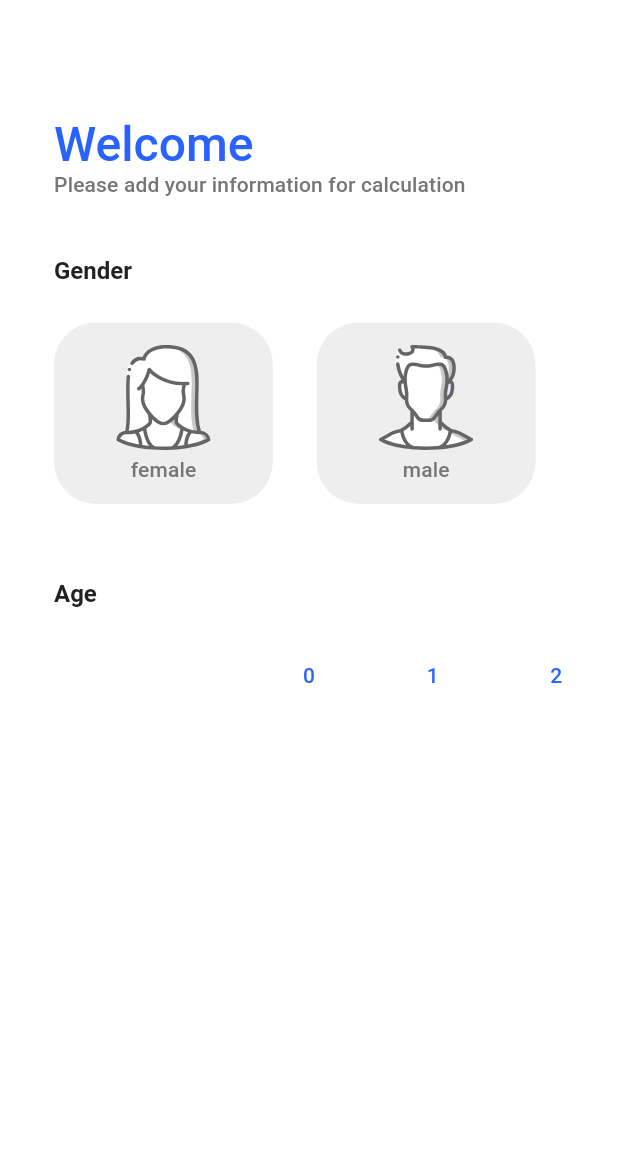
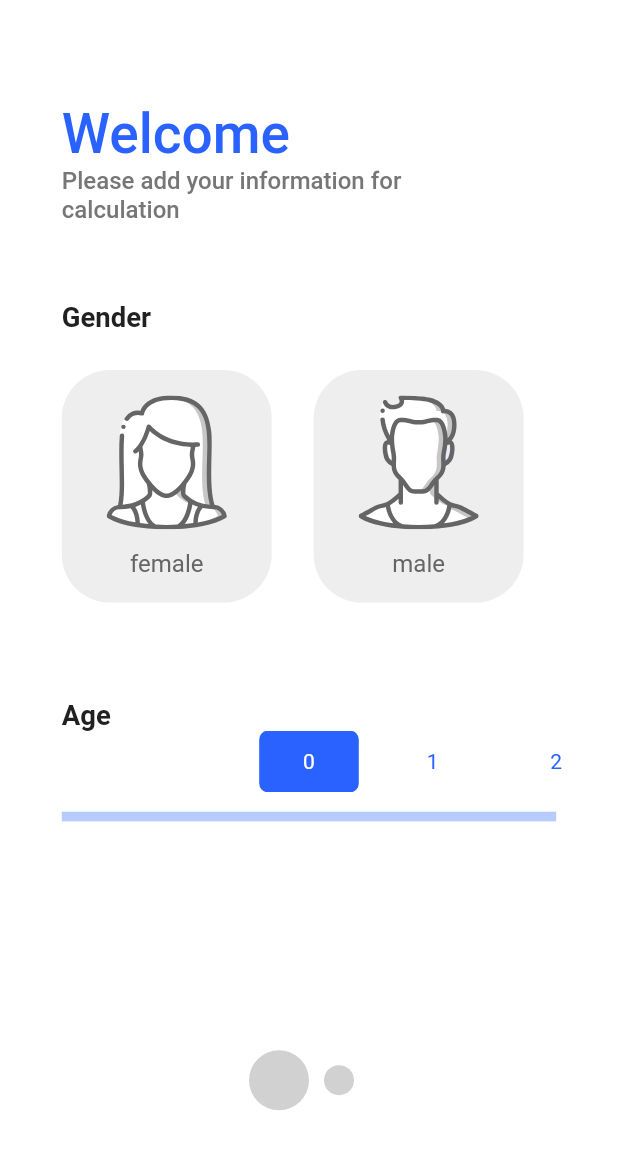
Before and after one commit to samiraliyev/Flutter-BMI-Calculator, a Flutter app: the screen it shows after launch, on a phone screen of 412 x 824 dp. Shown: the top 1149 px of the screen. Run offline on Flutter 3.47's test engine with Material 2 defaults, Android fonts, the phone set to English and light mode, and no system bars; our stand-ins replace flutter_svg, google_fonts; Roboto replaces fonts that are missing (Heebo).

Commit message:
responsiveness is fixed, value selector added

```diff
--- a/lib/main.dart
+++ b/lib/main.dart
@@ -1,7 +1,7 @@
-import 'package:bmi_calculator/ui/pages/add_date_page.dart';
 import 'package:bmi_calculator/ui/pages/splash_page.dart';
 import 'package:bmi_calculator/ui/router.dart';
 import 'package:bmi_calculator/ui/shared/colors.dart';
+import 'package:bmi_calculator/ui/size_config.dart';
 import 'package:flutter/material.dart';
 import 'package:flutter/services.dart';
 import 'package:google_fonts/google_fonts.dart';
@@ -35,39 +35,12 @@ class MyApp extends StatelessWidget {
         brightness: Brightness.dark,
         primarySwatch: Colors.orange,
       ),
-      theme: ThemeData(
-        brightness: Brightness.light,
-        primaryColor: AppColors.primaryColor,
-        accentColor: AppColors.accentColor,
-        textTheme: TextTheme(
-          display1: GoogleFonts.heebo(
-            color: AppColors.primaryColor,
-            fontSize: 80,
-            fontWeight: FontWeight.w700,
-            height: 0.9,
-          ),
-          body1: GoogleFonts.heebo(
-            color: AppColors.secondaryColor,
-            fontSize: 31,
-            fontWeight: FontWeight.w500,
-          ),
-          title: GoogleFonts.heebo(
-            color: AppColors.primaryColor,
-            fontSize: 32,
-            fontWeight: FontWeight.w500,
-          ),
-          subtitle: GoogleFonts.heebo(
-            color: AppColors.subtitleColor,
-            fontSize: 14,
-          ),
-          subhead: GoogleFonts.heebo(
-            color: AppColors.subheadColor,
-            fontSize: 16,
-            fontWeight: FontWeight.bold,
-          ),
-        ),
-      ),
-      home: SplashPage(),
+      home: LayoutBuilder(builder: (context, constraints) {
+        return OrientationBuilder(builder: (context, orientation) {
+          SizeConfig().init(constraints, orientation, context);
+          return SplashPage();
+        });
+      }),
       onGenerateRoute: onGenerateRoute,
     );
   }
--- a/lib/ui/pages/onboarding_page.dart
+++ b/lib/ui/pages/onboarding_page.dart
@@ -1,7 +1,9 @@
 import 'package:bmi_calculator/ui/shared/colors.dart';
+import 'package:bmi_calculator/ui/widgets/dots_indicator.dart';
+import 'package:bmi_calculator/ui/widgets/onboarding_first_page.dart';
+import 'package:bmi_calculator/ui/widgets/onboarding_second_page.dart';
 import 'package:bmi_calculator/ui/widgets/onboarding_top.dart';
 import 'package:flutter/material.dart';
-import 'package:flutter_svg/flutter_svg.dart';
 
 class OnBoardingPage extends StatefulWidget {
   @override
@@ -9,17 +11,14 @@ class OnBoardingPage extends StatefulWidget {
 }
 
 class _OnBoardingPageState extends State<OnBoardingPage> {
-  ScrollController _scrollController;
+  PageController _pageController;
 
   @override
   void initState() {
-    _scrollController = PageController(
-      viewportFraction: 0.2,
-      keepPage: true,
+    super.initState();
+    _pageController = PageController(
+      initialPage: 0,
     );
-
-    _scrollController.addListener(() {});
-    super.initState();
   }
 
   @override
@@ -31,126 +30,24 @@ class _OnBoardingPageState extends State<OnBoardingPage> {
           crossAxisAlignment: CrossAxisAlignment.start,
           children: <Widget>[
             OnBoardingTop(),
-            _buildGenderSelector(context),
-            _buildAgeSelector(context),
-          ],
-        ),
-      ),
-    );
-  }
-
-  Widget _numberItem(int number, [bool isSelected = false]) {
-    return Container(
-      padding: EdgeInsets.symmetric(
-        horizontal: 16,
-        vertical: 8,
-      ),
-      decoration: BoxDecoration(
-        color: isSelected ? AppColors.primaryColor : AppColors.backgroundColor,
-        borderRadius: BorderRadius.circular(6),
-      ),
-      child: Center(
-        child: Text(
-          '$number',
-          style: TextStyle(
-            fontSize: 14,
-            color:
-                isSelected ? AppColors.backgroundColor : AppColors.primaryColor,
-          ),
-        ),
-      ),
-    );
-  }
-
-  Widget _buildAgeSelector(BuildContext context) {
-    return Column(
-      crossAxisAlignment: CrossAxisAlignment.start,
-      children: <Widget>[
-        Padding(
-          padding: const EdgeInsets.only(
-            left: 36,
-          ),
-          child: Text(
-            'Age',
-            style: Theme.of(context).textTheme.subhead,
-          ),
-        ),
-        SizedBox(
-          height: 25,
-        ),
-        Container(
-          height: 40,
-          child: PageView(
-            controller: _scrollController,
-            reverse: false,
-            scrollDirection: Axis.horizontal,
-            physics: BouncingScrollPhysics(),
-            children: List.generate(
-              100,
-              (index) => Padding(
-                padding: EdgeInsets.symmetric(horizontal: 8, vertical: 0),
-                child: _numberItem(index),
+            Expanded(
+              flex: 2,
+              child: PageView(
+                controller: _pageController,
+                children: <Widget>[
+                  OnBoardingFirstPage(),
+                  OnBoardingSecondPage(),
+                ],
               ),
             ),
-          ),
-        ),
-      ],
-    );
-  }
-
-  Widget _buildGenderSelector(BuildContext context) {
-    return Container(
-      margin: EdgeInsets.only(
-        left: 36,
-        right: 55,
-      ),
-      child: Column(
-        crossAxisAlignment: CrossAxisAlignment.start,
-        children: <Widget>[
-          Text(
-            'Gender',
-            style: Theme.of(context).textTheme.subhead,
-          ),
-          SizedBox(
-            height: 25,
-          ),
-          Row(
-            children: <Widget>[
-              _genderBox(context),
-              Expanded(
-                child: SizedBox(),
+            Expanded(
+              child: Center(
+                child: DotsIndicator(
+                  controller: _pageController,
+                  color: AppColors.dotColor,
+                  itemCount: 2,
+                ),
               ),
-              _genderBox(context, true),
-            ],
-          ),
-        ],
-      ),
-    );
-  }
-
-  Widget _genderBox(BuildContext context, [bool isMale = false]) {
-    return Expanded(
-      flex: 5,
-      child: Container(
-        margin: EdgeInsets.only(bottom: 50),
-        padding: EdgeInsets.all(15),
-        decoration: BoxDecoration(
-          color: AppColors.boxBackground,
-          borderRadius: BorderRadius.circular(28),
-        ),
-        child: Column(
-          children: <Widget>[
-            SvgPicture.asset(
-              isMale ? 'assets/male.svg' : 'assets/female.svg',
-              width: 70,
-              height: 70,
-            ),
-            SizedBox(
-              height: 5,
-            ),
-            Text(
-              isMale ? 'male' : 'female',
-              style: Theme.of(context).textTheme.subtitle,
             ),
           ],
         ),
--- a/lib/ui/pages/splash_page.dart
+++ b/lib/ui/pages/splash_page.dart
@@ -2,6 +2,7 @@ import 'dart:async';
 
 import 'package:bmi_calculator/constants/routes.dart';
 import 'package:bmi_calculator/ui/shared/colors.dart';
+import 'package:bmi_calculator/ui/shared/fonts.dart';
 import 'package:flutter/material.dart';
 
 class SplashPage extends StatefulWidget {
@@ -36,11 +37,11 @@ class _SplashPageState extends State<SplashPage> {
           ),
           text: TextSpan(
             text: 'BMI\n',
-            style: Theme.of(context).textTheme.display1,
+            style: AppFonts.largeFontStyle,
             children: [
               TextSpan(
                 text: 'Calculator',
-                style: Theme.of(context).textTheme.body1,
+                style: AppFonts.mediumFontStyle,
               ),
             ],
           ),
--- a/lib/ui/shared/colors.dart
+++ b/lib/ui/shared/colors.dart
@@ -9,4 +9,6 @@ class AppColors {
   static const subtitleColor = Color.fromRGBO(118, 118, 118, 1);
   static const subheadColor = Color.fromRGBO(33, 33, 33, 1);
   static const boxBackground = Color.fromRGBO(238, 238, 238, 1);
+  static const genderTextColor = Color.fromRGBO(101, 101, 101, 1);
+  static const dotColor = Color.fromRGBO(209, 209, 209, 1);
 }
--- /dev/null
+++ b/lib/ui/shared/fonts.dart
@@ -0,0 +1,75 @@
+import 'package:flutter/widgets.dart';
+import 'package:google_fonts/google_fonts.dart';
+import '../size_config.dart';
+import 'colors.dart';
+
+class AppFonts {
+  ///
+  /// * fontSize: 80
+  /// * color: primaryColor
+  ///
+  static final largeFontStyle = GoogleFonts.heebo(
+    color: AppColors.primaryColor,
+    fontSize: SizeConfig.textMultiplier * 22.222,
+    fontWeight: FontWeight.w700,
+    height: 0.9,
+  );
+
+  ///
+  /// * fontSize: 31
+  /// * color: secondaryColor
+  ///
+  static final mediumFontStyle = GoogleFonts.heebo(
+    color: AppColors.secondaryColor,
+    fontSize: SizeConfig.textMultiplier * 8.611,
+    fontWeight: FontWeight.w500,
+  );
+
+  ///
+  /// * fontSize: 32
+  /// * color: primaryColor
+  ///
+  static final mediumFontStyleV2 = GoogleFonts.heebo(
+    color: AppColors.primaryColor,
+    fontSize: SizeConfig.textMultiplier * 8.888,
+    fontWeight: FontWeight.w500,
+  );
+
+  ///
+  /// * fontSize: 15
+  /// * color: subheadColor
+  ///
+  static final normalFontStyle = GoogleFonts.heebo(
+    color: AppColors.subheadColor,
+    fontSize: SizeConfig.textMultiplier * 4.166,
+    fontWeight: FontWeight.bold,
+  );
+
+  ///
+  /// * fontSize: 16
+  /// * color: subheadColor
+  ///
+  static final normalFontStyleV2 = GoogleFonts.heebo(
+    color: AppColors.subheadColor,
+    fontSize: SizeConfig.textMultiplier * 4.444,
+    fontWeight: FontWeight.bold,
+  );
+
+  ///
+  /// * fontSize: 14
+  /// * color: subtitleColor
+  ///
+  static final tinyTextStyle = GoogleFonts.heebo(
+    fontSize: SizeConfig.textMultiplier * 3.888,
+    color: AppColors.subtitleColor,
+  );
+
+  ///
+  /// * fontSize: 14
+  /// * color: genderTextColor
+  ///
+  static final tinyTextStyleV2 = GoogleFonts.heebo(
+    fontSize: SizeConfig.textMultiplier * 3.888,
+    color: AppColors.genderTextColor,
+  );
+}
--- /dev/null
+++ b/lib/ui/size_config.dart
@@ -0,0 +1,52 @@
+import 'package:flutter/widgets.dart';
+
+class SizeConfig {
+  static double screenWidth;
+
+  static double screenHeight;
+
+  static double widthMultiplier = 0;
+
+  static double heightMultiplier = 0;
+
+  static double textMultiplier;
+
+  static double imageSizeMultiplier;
+
+  static bool isPortrait = true;
+
+  static bool isMobilePortrait = false;
+
+  static double textScaleFactor = 0;
+
+  void init(BoxConstraints constraints, Orientation orientation,
+      BuildContext context) {
+    if (orientation == Orientation.portrait) {
+      screenWidth = constraints.maxWidth;
+      screenHeight = constraints.maxHeight;
+      isPortrait = true;
+
+      if (screenWidth < 450) {
+        isMobilePortrait = true;
+      }
+    } else {
+      screenWidth = constraints.maxHeight;
+
+      screenHeight = constraints.maxWidth;
+
+      isPortrait = false;
+
+      isMobilePortrait = false;
+    }
+
+    widthMultiplier = screenWidth / 100;
+
+    heightMultiplier = screenHeight / 100;
+
+    textMultiplier = widthMultiplier;
+
+    imageSizeMultiplier = widthMultiplier;
+
+    textScaleFactor = MediaQuery.of(context).textScaleFactor;
+  }
+}
--- /dev/null
+++ b/lib/ui/widgets/dots_indicator.dart
@@ -0,0 +1,68 @@
+import 'dart:math';
+
+import 'package:flutter/material.dart';
+
+class DotsIndicator extends AnimatedWidget {
+  DotsIndicator({
+    this.controller,
+    this.itemCount,
+    this.onPageSelected,
+    this.color: Colors.white,
+  }) : super(listenable: controller);
+
+  /// The PageController that this DotsIndicator is representing.
+  final PageController controller;
+
+  /// The number of items managed by the PageController
+  final int itemCount;
+
+  /// Called when a dot is tapped
+  final ValueChanged<int> onPageSelected;
+
+  /// The color of the dots.
+  ///
+  /// Defaults to `Colors.white`.
+  final Color color;
+
+  // The base size of the dots
+  static const double _kDotSize = 20.0;
+
+  // The increase in the size of the selected dot
+  static const double _kMaxZoom = 10.0;
+
+  // The distance between the center of each dot
+  static const double _kDotSpacing = 40.0;
+
+  Widget _buildDot(int index) {
+    double selectedness = Curves.easeOut.transform(
+      max(
+        0.0,
+        1.0 - ((controller.page ?? controller.initialPage) - index).abs(),
+      ),
+    );
+    double zoom = 1.0 + (_kMaxZoom - 1.0) * selectedness;
+    return new Container(
+      width: _kDotSpacing,
+      child: new Center(
+        child: new Material(
+          color: color,
+          type: MaterialType.circle,
+          child: new Container(
+            width: _kDotSize * zoom,
+            height: _kDotSize * zoom,
+            child: new InkWell(
+              onTap: () => onPageSelected(index),
+            ),
+          ),
+        ),
+      ),
+    );
+  }
+
+  Widget build(BuildContext context) {
+    return new Row(
+      mainAxisAlignment: MainAxisAlignment.center,
+      children: new List<Widget>.generate(itemCount, _buildDot),
+    );
+  }
+}
--- /dev/null
+++ b/lib/ui/widgets/gender_selector.dart
@@ -0,0 +1,89 @@
+import 'package:bmi_calculator/ui/shared/colors.dart';
+import 'package:bmi_calculator/ui/shared/fonts.dart';
+import 'package:bmi_calculator/ui/size_config.dart';
+import 'package:flutter/material.dart';
+import 'package:flutter_svg/svg.dart';
+
+class GenderSelector extends StatefulWidget {
+  @override
+  _GenderSelectorState createState() => _GenderSelectorState();
+}
+
+class _GenderSelectorState extends State<GenderSelector> {
+  @override
+  Widget build(BuildContext context) {
+    return Container(
+      margin: EdgeInsets.only(
+        left: SizeConfig.widthMultiplier * 10,
+        right: SizeConfig.widthMultiplier * 15.277,
+      ),
+      child: Column(
+        crossAxisAlignment: CrossAxisAlignment.start,
+        children: <Widget>[
+          Text(
+            'Gender',
+            style: AppFonts.normalFontStyleV2,
+          ),
+          SizedBox(
+            height: 25,
+          ),
+          Row(
+            children: <Widget>[
+              _genderBox(context),
+              Expanded(
+                child: SizedBox(),
+              ),
+              _genderBox(context, true),
+            ],
+          ),
+        ],
+      ),
+    );
+  }
+
+  Widget _genderBox(BuildContext context, [bool isMale = false]) {
+    bool selected = false;
+    return Expanded(
+      flex: 5,
+      child: GestureDetector(
+        onTap: () {
+          setState(() {
+            selected = !selected;
+          });
+        },
+        child: Container(
+          margin: EdgeInsets.only(
+            bottom: SizeConfig.heightMultiplier * 7.8125,
+          ),
+          padding: EdgeInsets.symmetric(
+              vertical:
+                  SizeConfig.heightMultiplier * SizeConfig.textScaleFactor * 2,
+              horizontal: SizeConfig.widthMultiplier *
+                  SizeConfig.textScaleFactor *
+                  6.944),
+          decoration: BoxDecoration(
+            color: AppColors.boxBackground,
+            borderRadius:
+                BorderRadius.circular(SizeConfig.widthMultiplier * 7.777),
+          ),
+          child: Column(
+            children: <Widget>[
+              SvgPicture.asset(
+                isMale ? 'assets/male.svg' : 'assets/female.svg',
+                width: SizeConfig.widthMultiplier * 19.444,
+                height: SizeConfig.heightMultiplier * 10.9375,
+              ),
+              SizedBox(
+                height: SizeConfig.heightMultiplier * 1.5625,
+              ),
+              Text(
+                isMale ? 'male' : 'female',
+                style: AppFonts.tinyTextStyleV2,
+              ),
+            ],
+          ),
+        ),
+      ),
+    );
+  }
+}
--- /dev/null
+++ b/lib/ui/widgets/onboarding_first_page.dart
@@ -0,0 +1,21 @@
+import 'package:bmi_calculator/ui/widgets/gender_selector.dart';
+import 'package:bmi_calculator/ui/widgets/value_selector.dart';
+import 'package:flutter/material.dart';
+
+class OnBoardingFirstPage extends StatelessWidget {
+  @override
+  Widget build(BuildContext context) {
+    return Column(
+      children: <Widget>[
+        GenderSelector(),
+        ValueSelector(
+          selectorTitle: 'Age',
+          values: List.generate(100, (index) => index),
+          onItemSelected: (selectedItem) {
+            print('selectedItem: $selectedItem');
+          },
+        ),
+      ],
+    );
+  }
+}
--- /dev/null
+++ b/lib/ui/widgets/onboarding_second_page.dart
@@ -0,0 +1,10 @@
+import 'package:flutter/material.dart';
+
+class OnBoardingSecondPage extends StatelessWidget {
+  @override
+  Widget build(BuildContext context) {
+    return Column(
+      children: <Widget>[],
+    );
+  }
+}
--- a/lib/ui/widgets/onboarding_top.dart
+++ b/lib/ui/widgets/onboarding_top.dart
@@ -1,18 +1,25 @@
+import 'package:bmi_calculator/ui/shared/fonts.dart';
+import 'package:bmi_calculator/ui/size_config.dart';
 import 'package:flutter/material.dart';
 
 class OnBoardingTop extends StatelessWidget {
   @override
   Widget build(BuildContext context) {
     return Container(
-      margin: EdgeInsets.fromLTRB(36, 77, 55, 40),
+      margin: EdgeInsets.fromLTRB(
+        SizeConfig.widthMultiplier * 10,
+        SizeConfig.heightMultiplier * 8.28125,
+        SizeConfig.widthMultiplier * 15.277,
+        SizeConfig.heightMultiplier * 6.25,
+      ),
       child: RichText(
         text: TextSpan(
           text: 'Welcome\n',
-          style: Theme.of(context).textTheme.title,
+          style: AppFonts.mediumFontStyleV2,
           children: [
             TextSpan(
               text: 'Please add your information for calculation',
-              style: Theme.of(context).textTheme.subtitle,
+              style: AppFonts.tinyTextStyle,
             ),
           ],
         ),
--- /dev/null
+++ b/lib/ui/widgets/value_selector.dart
@@ -0,0 +1,122 @@
+import 'package:bmi_calculator/ui/shared/colors.dart';
+import 'package:bmi_calculator/ui/shared/fonts.dart';
+import 'package:flutter/material.dart';
+import '../size_config.dart';
+
+class ValueSelector extends StatefulWidget {
+  final String selectorTitle;
+  final List<int> values;
+  final Color selectorColor;
+  final Function(int) onItemSelected;
+
+  ValueSelector({
+    @required this.selectorTitle,
+    @required this.values,
+    @required this.onItemSelected,
+    this.selectorColor,
+  });
+
+  @override
+  _ValueSelectorState createState() => _ValueSelectorState();
+}
+
+class _ValueSelectorState extends State<ValueSelector> {
+  PageController _pageController;
+  double _currentPage = 0.0;
+
+  @override
+  void initState() {
+    _pageController = PageController(
+      initialPage: 0,
+      viewportFraction: 0.20,
+    );
+    super.initState();
+  }
+
+  @override
+  Widget build(BuildContext context) {
+    return Column(
+      crossAxisAlignment: CrossAxisAlignment.start,
+      children: <Widget>[
+        Padding(
+          padding: EdgeInsets.only(
+            left: SizeConfig.widthMultiplier * 10,
+          ),
+          child: Text(
+            widget.selectorTitle,
+            style: AppFonts.normalFontStyleV2,
+          ),
+        ),
+        Container(
+          height: SizeConfig.heightMultiplier * 5 * SizeConfig.textScaleFactor,
+          margin: EdgeInsets.only(
+            bottom: SizeConfig.heightMultiplier * 1.5625,
+          ),
+          child: NotificationListener<ScrollNotification>(
+            onNotification: (_) {
+              setState(() {
+                _currentPage = _pageController.page;
+              });
+              return true;
+            },
+            child: PageView.builder(
+              reverse: false,
+              controller: _pageController,
+              scrollDirection: Axis.horizontal,
+              itemBuilder: (context, index) {
+                if (index == _currentPage.toInt()) {
+                  widget.onItemSelected(_currentPage.toInt());
+                }
+
+                return _numberItem(widget.values[index],
+                    index == _currentPage.toInt() ? true : false);
+              },
+              itemCount: widget.values.length,
+            ),
+          ),
+        ),
+        Container(
+          margin: EdgeInsets.symmetric(
+            vertical: 0,
+            horizontal: SizeConfig.widthMultiplier * 10,
+          ),
+          width: double.infinity,
+          height: SizeConfig.heightMultiplier * 0.78125,
+          color: AppColors.accentColor,
+        ),
+      ],
+    );
+  }
+
+  Widget _numberItem(int number, [bool isSelected = false]) {
+    return Container(
+      width: SizeConfig.widthMultiplier * 11.94444 * SizeConfig.textScaleFactor,
+      height:
+          SizeConfig.heightMultiplier * 3.90625 * SizeConfig.textScaleFactor,
+      margin: EdgeInsets.symmetric(
+        horizontal: 8,
+        vertical: 0,
+      ),
+      padding: EdgeInsets.symmetric(
+        horizontal: 16,
+        vertical: 6,
+      ),
+      decoration: BoxDecoration(
+        color: isSelected
+            ? widget.selectorColor ?? AppColors.primaryColor
+            : AppColors.backgroundColor,
+        borderRadius: BorderRadius.circular(6),
+      ),
+      child: Center(
+        child: Text(
+          '$number',
+          style: TextStyle(
+            fontSize: 14,
+            color:
+                isSelected ? AppColors.backgroundColor : AppColors.primaryColor,
+          ),
+        ),
+      ),
+    );
+  }
+}
--- a/pubspec.yaml
+++ b/pubspec.yaml
@@ -41,6 +41,8 @@ flutter:
     - assets/bmi.png
     - assets/male.svg
     - assets/female.svg
+    - assets/male_selected.svg
+    - assets/female_selected.svg
 
   # An image asset can refer to one or more resolution-specific "variants", see
   # https://flutter.dev/assets-and-images/#resolution-aware.
```
Also changed, not shown: assets/female_selected.svg (added), assets/male_selected.svg (added).
